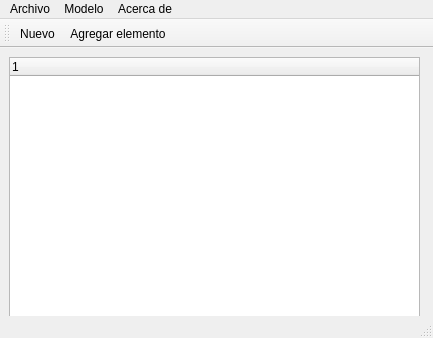
Above: mainwindow.ui from OliverEder/Bussines_optimizator before the change. Below: the same form after it.
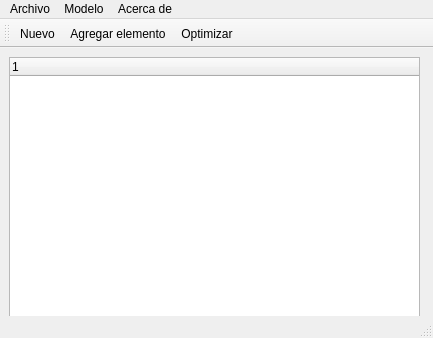
That is the form after the change.

Patch:
```diff
--- a/mainwindow.ui
+++ b/mainwindow.ui
@@ -127,6 +127,7 @@
    </attribute>
    <addaction name="actionNuevo"/>
    <addaction name="actionAgregar_elemento"/>
+   <addaction name="actionOptimizar"/>
   </widget>
   <widget class="QStatusBar" name="statusBar"/>
   <action name="actionNuevo">
```
